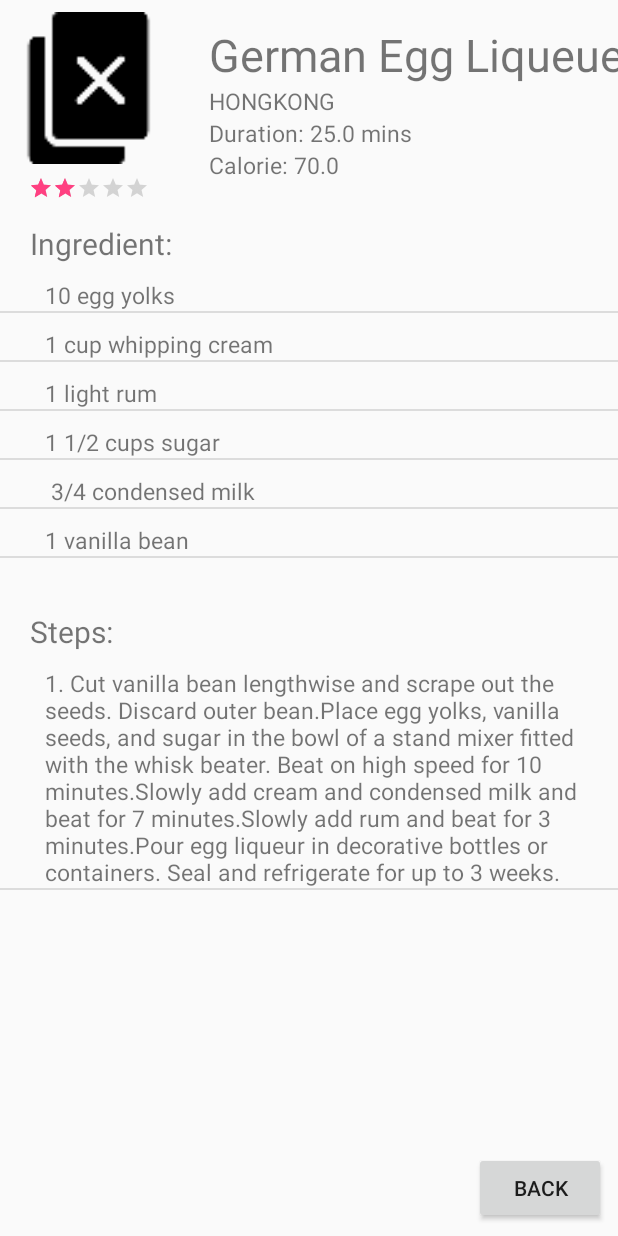
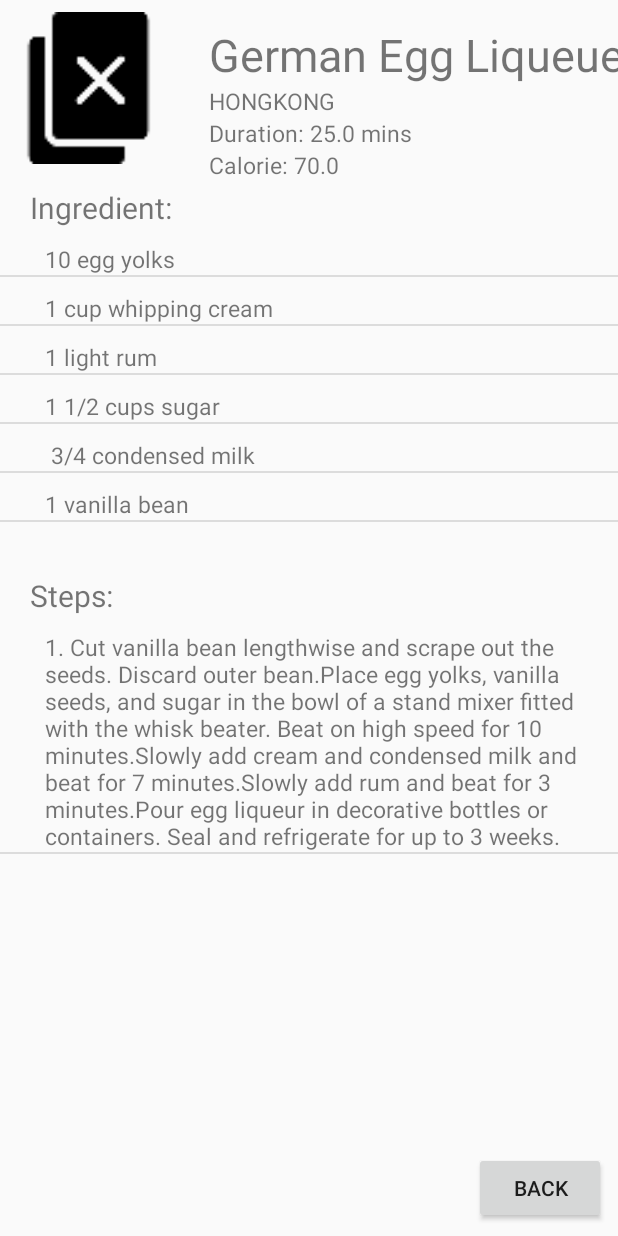
Before and after one commit to Walter0697/Dinder, an Android app: the screen it shows after launch (RecipeInformation), after a tap on an icon or button, on a phone screen of 412 x 824 dp. Run offline under Robolectric (Android 15) with nearby library versions, the phone set to English and light mode, and no system bars; our stand-ins replace Picasso, Volley; pictures from the network do not load; 3 other taps on this screen came first.

Commit message:
working on the recipe filter

```diff
--- a/app/src/main/java/com/team206255/dineder/CalendarAdapter.java
+++ b/app/src/main/java/com/team206255/dineder/CalendarAdapter.java
@@ -85,7 +85,6 @@ public class CalendarAdapter extends BaseAdapter {
         TextView calendarDuration = (TextView) v.findViewById(R.id.calendarDuration);
         TextView calendarCalorie = (TextView) v.findViewById(R.id.calendarCalorie);
         TextView calendarCuisine = (TextView) v.findViewById(R.id.calendarCuisine);
-        RatingBar calendarDifficulty = (RatingBar) v.findViewById(R.id.calendarDifficulty);
         ImageView removeButton = (ImageView) v.findViewById(R.id.removeButton);
 
         Recipe currentRecipe = (Recipe)getItem(i);
@@ -98,7 +97,6 @@ public class CalendarAdapter extends BaseAdapter {
             calendarDuration.setVisibility(View.VISIBLE);
             calendarCalorie.setVisibility(View.VISIBLE);
             calendarCuisine.setVisibility(View.VISIBLE);
-            calendarDifficulty.setVisibility(View.VISIBLE);
             removeButton.setVisibility(View.VISIBLE);
 
             ImageProcessor.setURLImage(context, currentRecipe.pictureView, 0.2f,
@@ -117,7 +115,6 @@ public class CalendarAdapter extends BaseAdapter {
             calendarDuration.setText("Duration: " + Float.toString(currentRecipe.duration) + "mins");
             calendarCalorie.setText("Calorie: " + Float.toString(currentRecipe.calorie));
             calendarCuisine.setText(currentRecipe.getCuisine(context));
-            calendarDifficulty.setRating(currentRecipe.difficulty);
             Bitmap removeBitmap = ImageProcessor.scaleImage(metrics, context.getResources(), R.drawable.unchecked, 0.05f);
             removeButton.setImageBitmap(removeBitmap);
             removeButton.setOnClickListener(new View.OnClickListener() {
@@ -139,7 +136,6 @@ public class CalendarAdapter extends BaseAdapter {
             calendarDuration.setVisibility(View.INVISIBLE);
             calendarCalorie.setVisibility(View.INVISIBLE);
             calendarCuisine.setVisibility(View.INVISIBLE);
-            calendarDifficulty.setVisibility(View.INVISIBLE);
             removeButton.setVisibility(View.INVISIBLE);
         }
         return v;
--- a/app/src/main/java/com/team206255/dineder/CustomeAdapter.java
+++ b/app/src/main/java/com/team206255/dineder/CustomeAdapter.java
@@ -129,9 +129,6 @@ public class CustomeAdapter extends BaseAdapter {
                 TextView searchCalorie = (TextView) v.findViewById(R.id.searchCalorie);
                 searchCalorie.setText("Calorie: " + Float.toString(items.getRecipe(i).calorie));
 
-                RatingBar searchDifficulty = (RatingBar) v.findViewById(R.id.searchDifficulty);
-                searchDifficulty.setRating(items.getRecipe(i).difficulty);
-
                 ImageView searchSaveButton = (ImageView) v.findViewById(R.id.searchSave);
                 Bitmap searchSaveImage = ImageProcessor.scaleImage(metrics, context.getResources(), R.drawable.heart, 0.05f);
                 searchSaveButton.setImageBitmap(searchSaveImage);
--- a/app/src/main/java/com/team206255/dineder/FilterDrawerHandler.java
+++ b/app/src/main/java/com/team206255/dineder/FilterDrawerHandler.java
@@ -32,7 +32,6 @@ public class FilterDrawerHandler {
     private EditText durationNum;
     private SeekBar calorieSeekBar;
     private EditText calorieNum;
-    private RatingBar difficultyBar;
     private ListView ingredientView;
 
     public FilterDrawerHandler(Context c)
@@ -168,17 +167,6 @@ public class FilterDrawerHandler {
         });
 
         ///////////////////////////////////////////////////////////////////
-        //DIFFICULTY RATING BAR
-        //setting up the rating bar
-        difficultyBar = (RatingBar) headerView.findViewById(R.id.difficultyBar);
-        difficultyBar.setOnRatingBarChangeListener(new RatingBar.OnRatingBarChangeListener() {
-            @Override
-            public void onRatingChanged(RatingBar ratingBar, float v, boolean b) {
-                Singleton.getInstance().getRecipeFilter().difficulty = (int)v;
-            }
-        });
-
-        ///////////////////////////////////////////////////////////////////
         //INGREDIENT CHECK BOX
         StringAdapter ingredientAdapter = new StringAdapter(context, R.layout.check_box_detail, context.getResources().getStringArray(R.array.ingredient), InfoDefine.ListType.INGREDIENT_BOX);
         ingredientView = (ListView) headerView.findViewById(R.id.ingredientList);
@@ -203,8 +191,6 @@ public class FilterDrawerHandler {
         calorieNum.setText(Integer.toString((int)filter.calorie));
         calorieSeekBar.setProgress((int)filter.calorie);
 
-        difficultyBar.setRating((float)filter.difficulty);
-
         ingredientView.invalidate();
         ((StringAdapter)ingredientView.getAdapter()).items2 = filter.userDefineIngredients;
         ((BaseAdapter)ingredientView.getAdapter()).notifyDataSetChanged();
--- a/app/src/main/java/com/team206255/dineder/MainScreen.java
+++ b/app/src/main/java/com/team206255/dineder/MainScreen.java
@@ -381,7 +381,8 @@ public class MainScreen extends Fragment{
         Singleton.getInstance().getRecipeChoice().getRecipe();
         //updating shared perference
         Singleton.getInstance().updateSharedPreference();
-        Log.d("link", GetRequestURLGenerate.getRandomURL());
+
+        //Log.d("link", GetRequestURLGenerate.getRandomURL());
         setFoodView();
     }
 
--- a/app/src/main/java/com/team206255/dineder/Recipe.java
+++ b/app/src/main/java/com/team206255/dineder/Recipe.java
@@ -22,9 +22,7 @@ public class Recipe implements Serializable{
     float calorie;
     Cuisine type;
 
-    static Context context;
-
-    boolean loaded;
+    //add whatever you want
 
     public Recipe(String name, String pictureUrl, String[] steps, String[] ingredients, int difficulty, float duration, float calorie)
     {
@@ -36,8 +34,6 @@ public class Recipe implements Serializable{
         this.duration = duration;
         this.calorie = calorie;
         this.type = Cuisine.HONGKONG;
-
-        loaded = false;
     }
 
     //this should be the recipe information when the recipe isn't passing thought the activity correctly
@@ -54,8 +50,6 @@ public class Recipe implements Serializable{
         duration = 10.f;
         calorie = 10.f;
         type = Cuisine.ALL;
-
-        loaded = true;
     }
 
     public Recipe(int i)
@@ -93,8 +87,6 @@ public class Recipe implements Serializable{
             pictureView = "https://spoonacular.com/recipeImages/Fresh-Apple-Cake-With-Caramel-Sauce-643426.jpg";
             name = "Green Onion";
         }
-
-        loaded = false;
     }
 
     public String getCuisine(Context context)
--- a/app/src/main/java/com/team206255/dineder/RecipeInformation.java
+++ b/app/src/main/java/com/team206255/dineder/RecipeInformation.java
@@ -55,9 +55,6 @@ public class RecipeInformation extends AppCompatActivity {
         TextView nameText = (TextView) findViewById(R.id.recipeNameText);
         nameText.setText(currentRecipe.name);
 
-        RatingBar difficultyBar = (RatingBar) findViewById(R.id.currentDifficultyBar);
-        difficultyBar.setRating(currentRecipe.difficulty);
-
         TextView cuisineText = (TextView) findViewById(R.id.cuisineView);
         cuisineText.setText(currentRecipe.getCuisine(getApplicationContext()));
 
--- a/app/src/main/java/com/team206255/dineder/Singleton.java
+++ b/app/src/main/java/com/team206255/dineder/Singleton.java
@@ -18,6 +18,7 @@ public class Singleton {
     private RecipeChoice recipeChoice;
     private RecipeList recipeList;
     private CalendarStorage calendarStorage;
+    private Userpreference userpreference;
 
     private SharedPreferences sharedPreferences;
 
@@ -90,6 +91,20 @@ public class Singleton {
             prefsEditor.putString("recipeFilter", filterJson);
             prefsEditor.commit();
         }
+
+        if (sharedPreferences.contains("userPreference"))
+        {
+            String userJson = sharedPreferences.getString("userPreference", "");
+            userpreference = gson.fromJson(userJson, Userpreference.class);
+        }
+        else
+        {
+            userpreference = new Userpreference();
+            SharedPreferences.Editor prefsEditor = sharedPreferences.edit();
+            String userJson = gson.toJson(userpreference);
+            prefsEditor.putString("userPreference", userJson);
+            prefsEditor.commit();
+        }
     }
 
     //updating the shared preference
@@ -110,6 +125,9 @@ public class Singleton {
         String filterJson = gson.toJson(recipeFilter);
         prefsEditor.putString("recipeFilter", filterJson);
 
+        String userJson = gson.toJson(userpreference);
+        prefsEditor.putString("userPreference", userJson);
+
         prefsEditor.commit();
     }
 
@@ -124,6 +142,7 @@ public class Singleton {
         recipeFilter = new RecipeFilter();
         calendarStorage = new CalendarStorage();
         recipeList = new RecipeList();
+        userpreference = new Userpreference();
 
         updateSharedPreference();
     }
--- /dev/null
+++ b/app/src/main/java/com/team206255/dineder/Userpreference.java
@@ -0,0 +1,10 @@
+package com.team206255.dineder;
+
+/**
+ * Created by walter on 2017-11-03.
+ */
+
+public class Userpreference {
+    public Userpreference()
+    {}
+}
--- a/app/src/main/res/layout/activity_recipe_information.xml
+++ b/app/src/main/res/layout/activity_recipe_information.xml
@@ -31,22 +31,6 @@
         app:layout_constraintLeft_toRightOf="@+id/RecipeView"
         android:layout_marginLeft="29dp"
         android:layout_marginStart="29dp" />
-
-    <RatingBar
-        android:id="@+id/currentDifficultyBar"
-        style="@android:style/Widget.Material.RatingBar.Small"
-        android:layout_width="wrap_content"
-        android:layout_height="wrap_content"
-        android:isIndicator="true"
-        android:focusable="false"
-        android:numStars="5"
-        android:rating="1"
-        android:layout_marginTop="8dp"
-        app:layout_constraintTop_toBottomOf="@+id/RecipeView"
-        android:layout_marginLeft="8dp"
-        app:layout_constraintLeft_toLeftOf="parent"
-        app:layout_constraintRight_toRightOf="@+id/RecipeView"
-        android:layout_marginStart="8dp" />
 
     <Button
         android:id="@+id/backButton"
@@ -103,7 +87,7 @@
         android:layout_marginLeft="0dp"
         app:layout_constraintRight_toRightOf="parent"
         android:layout_marginRight="0dp"
-        app:layout_constraintTop_toBottomOf="@+id/currentDifficultyBar"
+        app:layout_constraintTop_toBottomOf="@+id/RecipeView"
         android:layout_marginTop="5dp" >
 
         <LinearLayout
```
Also changed, not shown: app/src/main/java/com/team206255/dineder/FilterScreen.java (+0 -13 lines), app/src/main/java/com/team206255/dineder/GetRequestURLGenerate.java (+10 -2 lines), app/src/main/java/com/team206255/dineder/RecipeFilter.java (+14 -20 lines), app/src/main/res/layout/activity_filter_screen.xml (+0 -19 lines), app/src/main/res/layout/calendar_list_detail.xml (+1 -13 lines), app/src/main/res/layout/right_nav_header.xml (+0 -30 lines), app/src/main/res/layout/search_list_detail.xml (+0 -11 lines), 2 other files.
